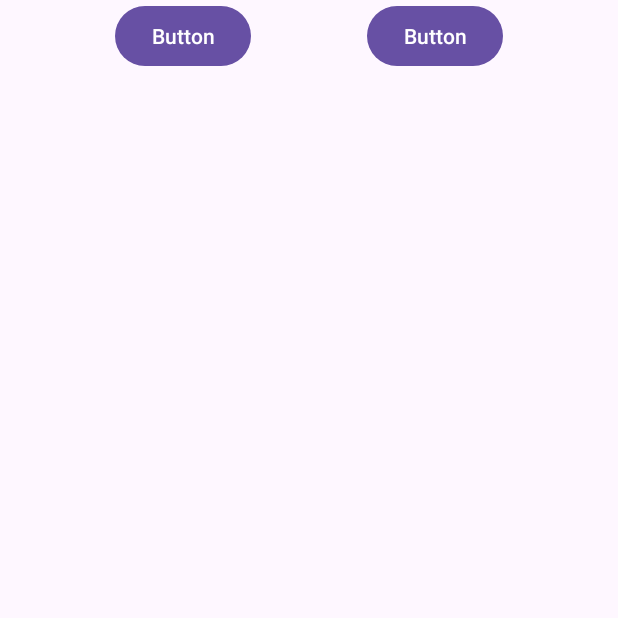
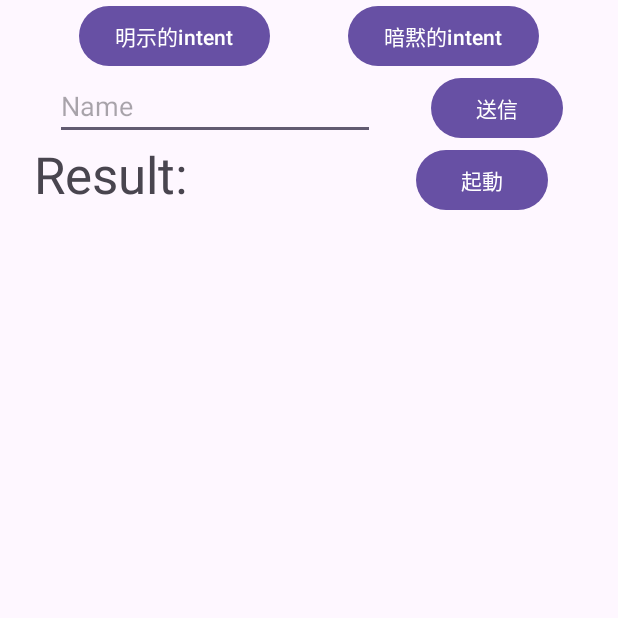
Before and after one commit to syodai-0419/Androidapp0904, an Android app: the screen it shows after launch (MainActivity3), on a phone screen of 412 x 824 dp, the top half of it. Run offline under Robolectric (Android 15) with nearby library versions, the phone set to English and light mode, and no system bars.

Commit message:
intent activity_main3.xmlと activity_sub.xml間でのデータ送受信

```diff
--- a/app/src/main/res/layout/activity_main3.xml
+++ b/app/src/main/res/layout/activity_main3.xml
@@ -6,21 +6,61 @@
     android:layout_height="match_parent"
     tools:context=".MainActivity3">
 
+    <TextView
+        android:id="@+id/textView_result"
+        android:layout_width="231dp"
+        android:layout_height="47dp"
+        android:text="Result:"
+        android:textSize="34sp"
+        app:layout_constraintEnd_toStartOf="@id/button_launch"
+        app:layout_constraintStart_toStartOf="parent"
+        app:layout_constraintTop_toBottomOf="@id/editTextData" />
+
     <Button
         android:id="@+id/button_mei"
         android:layout_width="wrap_content"
         android:layout_height="wrap_content"
-        android:text="Button"
+        android:text="明示的intent"
+        app:layout_constraintEnd_toStartOf="@id/button_an"
         app:layout_constraintStart_toStartOf="parent"
-        app:layout_constraintEnd_toStartOf="@id/button_an"
-        app:layout_constraintTop_toTopOf="parent"/>
+        app:layout_constraintTop_toTopOf="parent" />
 
     <Button
         android:id="@+id/button_an"
         android:layout_width="wrap_content"
         android:layout_height="wrap_content"
-        android:text="Button"
+        android:text="暗黙的intent"
         app:layout_constraintEnd_toEndOf="parent"
         app:layout_constraintStart_toEndOf="@id/button_mei"
         app:layout_constraintTop_toTopOf="parent" />
+
+    <EditText
+        android:id="@+id/editTextData"
+        android:layout_width="wrap_content"
+        android:layout_height="wrap_content"
+        android:ems="10"
+        android:hint="Name"
+        android:inputType="text"
+        app:layout_constraintEnd_toStartOf="@id/buttonSend"
+        app:layout_constraintStart_toStartOf="parent"
+        app:layout_constraintTop_toBottomOf="@id/button_mei" />
+
+    <Button
+        android:id="@+id/buttonSend"
+        android:layout_width="wrap_content"
+        android:layout_height="wrap_content"
+        android:text="送信"
+        app:layout_constraintEnd_toEndOf="parent"
+        app:layout_constraintStart_toEndOf="@id/editTextData"
+        app:layout_constraintTop_toBottomOf="@id/button_mei" />
+
+    <Button
+        android:id="@+id/button_launch"
+        android:layout_width="wrap_content"
+        android:layout_height="wrap_content"
+        android:layout_marginEnd="24dp"
+        android:text="起動"
+        app:layout_constraintEnd_toEndOf="parent"
+        app:layout_constraintTop_toBottomOf="@id/buttonSend"
+        app:layout_constraintStart_toEndOf="@id/textView_result"/>
 </androidx.constraintlayout.widget.ConstraintLayout>
```
Also changed, not shown: app/src/main/java/jp/co/meijou/android/s221205128/MainActivity3.java (+44 -0 lines), app/src/main/java/jp/co/meijou/android/s221205128/SubActivity.java (+21 -1 lines), app/src/main/res/layout/activity_sub.xml (+19 -0 lines).
